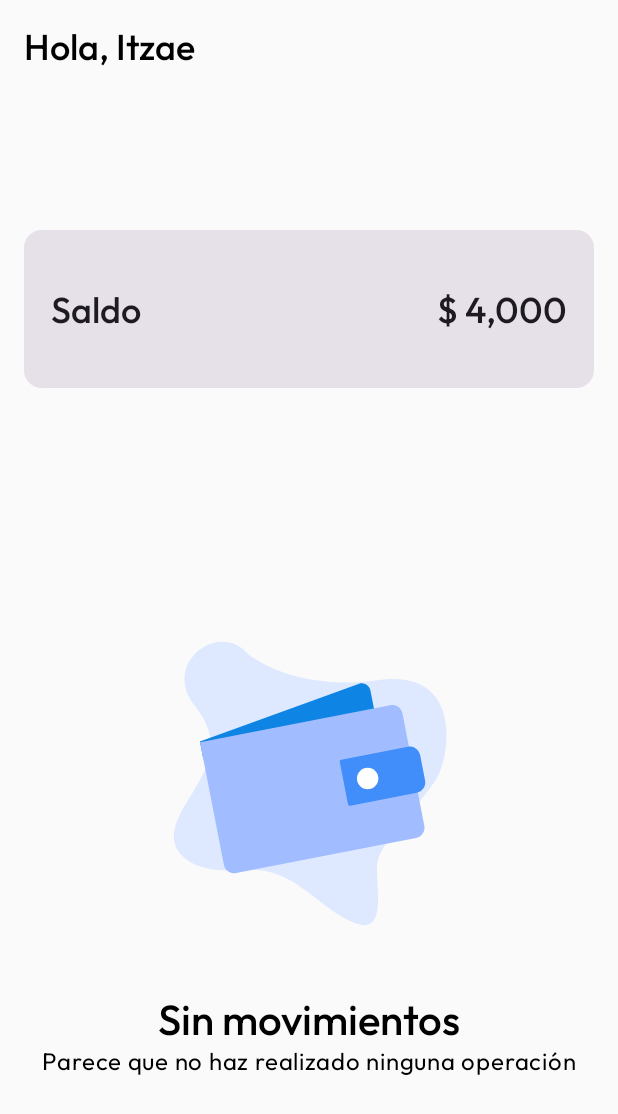
After one commit to itzae/login-challenge, an Android app built with Jetpack Compose: the HomeScreen screen opened through its navigation route, on a phone screen of 412 x 824 dp. The commit adds this screen. Shown: the top 1114 px of the screen. Run offline under Robolectric (Android 15) with nearby library versions, the phone set to English and light mode, and no system bars; our stand-ins replace Dagger/Hilt's generated code.

Commit message:
Se agregó la pantalla de home y la librería de navegación de compose

```diff
--- a/app/build.gradle.kts
+++ b/app/build.gradle.kts
@@ -65,7 +65,7 @@ dependencies {
     implementation(libs.androidx.ui.tooling.preview)
     implementation(libs.androidx.material3)
     implementation(libs.hilt.android)
-    //ksp(libs.hilt.compiler)
+    implementation(libs.androidx.navigation.compose)
     kapt(libs.hilt.compiler)
     testImplementation(libs.junit)
     testImplementation(libs.google.truth)
--- a/app/src/main/java/com/example/loginchallenge/MainActivity.kt
+++ b/app/src/main/java/com/example/loginchallenge/MainActivity.kt
@@ -5,10 +5,8 @@ import androidx.activity.ComponentActivity
 import androidx.activity.compose.setContent
 import androidx.activity.enableEdgeToEdge
 import androidx.activity.viewModels
-import androidx.compose.runtime.collectAsState
-import androidx.compose.runtime.getValue
-import com.example.loginchallenge.ui.login.LoginScreen
 import com.example.loginchallenge.ui.login.LoginViewModel
+import com.example.loginchallenge.ui.navigation.LoginNavHost
 import com.example.loginchallenge.ui.theme.LoginChallengeTheme
 import dagger.hilt.android.AndroidEntryPoint
 
@@ -20,12 +18,7 @@ class MainActivity : ComponentActivity() {
         enableEdgeToEdge()
         setContent {
             LoginChallengeTheme(dynamicColor = false) {
-                val loginState by viewModel.loginState.collectAsState()
-                LoginScreen(
-                    loginState = loginState,
-                    onLogin = { email, password ->
-                        viewModel.loginAttempt(email, password)
-                    })
+                LoginNavHost(viewModel = viewModel)
             }
         }
     }
--- /dev/null
+++ b/app/src/main/java/com/example/loginchallenge/ui/home/HomeScreen.kt
@@ -0,0 +1,88 @@
+package com.example.loginchallenge.ui.home
+
+import androidx.compose.foundation.Image
+import androidx.compose.foundation.layout.Arrangement
+import androidx.compose.foundation.layout.Column
+import androidx.compose.foundation.layout.Row
+import androidx.compose.foundation.layout.fillMaxSize
+import androidx.compose.foundation.layout.fillMaxWidth
+import androidx.compose.foundation.layout.padding
+import androidx.compose.material3.Card
+import androidx.compose.material3.Text
+import androidx.compose.runtime.Composable
+import androidx.compose.ui.Alignment
+import androidx.compose.ui.Modifier
+import androidx.compose.ui.res.painterResource
+import androidx.compose.ui.res.stringResource
+import androidx.compose.ui.tooling.preview.Preview
+import com.example.loginchallenge.R
+import com.example.loginchallenge.ui.theme.LoginChallengeTheme
+import com.example.loginchallenge.ui.theme.LoginTheme
+import com.example.loginchallenge.ui.theme.Typography
+
+@Composable
+fun HomeScreen(modifier: Modifier = Modifier) {
+    Column(modifier = modifier.fillMaxSize(), horizontalAlignment = Alignment.CenterHorizontally) {
+        Text(
+            text = "Hola, Itzae",
+            style = Typography.titleMedium,
+            modifier = Modifier
+                .weight(0.2f)
+                .align(Alignment.Start)
+                .padding(LoginTheme.dimens.Space16),
+        )
+        Card(
+            modifier = Modifier
+                .weight(0.2f)
+                .fillMaxWidth()
+                .padding(LoginTheme.dimens.Space16)
+        ) {
+            Row(
+                modifier = Modifier.fillMaxSize(),
+                verticalAlignment = Alignment.CenterVertically,
+                horizontalArrangement = Arrangement.SpaceBetween
+            ) {
+                Text(
+                    text = "Saldo",
+                    style = Typography.titleMedium,
+                    modifier = Modifier.padding(start = LoginTheme.dimens.Space18)
+                )
+                Text(
+                    text = "$ 4,000",
+                    style = Typography.titleMedium,
+                    modifier = Modifier.padding(end = LoginTheme.dimens.Space18)
+                )
+            }
+        }
+        EmptyState(
+            modifier = Modifier
+                .weight(0.8f)
+                .padding(LoginTheme.dimens.Space16)
+        )
+
+    }
+}
+
+@Composable
+fun EmptyState(modifier: Modifier = Modifier) {
+    Column(
+        modifier = modifier,
+        horizontalAlignment = Alignment.CenterHorizontally,
+        verticalArrangement = Arrangement.Center
+    ) {
+        Image(
+            painter = painterResource(id = R.drawable.empty_wallet),
+            contentDescription = "image",
+        )
+        Text(text = stringResource(id = R.string.empty_state_title), style = Typography.titleLarge)
+        Text(text = stringResource(id = R.string.empty_state_description), style = Typography.bodyLarge)
+    }
+}
+
+@Preview(showBackground = true)
+@Composable
+private fun HomeScreenPreview() {
+    LoginChallengeTheme {
+        HomeScreen()
+    }
+}
--- a/app/src/main/java/com/example/loginchallenge/ui/login/LoginScreen.kt
+++ b/app/src/main/java/com/example/loginchallenge/ui/login/LoginScreen.kt
@@ -38,7 +38,8 @@ import com.example.loginchallenge.ui.theme.Typography
 fun LoginScreen(
     modifier: Modifier = Modifier,
     loginState: LoginState = LoginState.Idle,
-    onLogin: (email: String, password: String) -> Unit = { _, _ -> }
+    onLogin: (email: String, password: String) -> Unit = { _, _ -> },
+    onNavigate: () -> Unit = {}
 ) {
     var isOpenDialog by remember {
         mutableStateOf(false)
@@ -50,7 +51,7 @@ fun LoginScreen(
                     title = loginState.title,
                     description = loginState.message,
                     confirmButtonLabel = stringResource(id = R.string.login_successful_dialog_button),
-                    onConfirm = { isOpenDialog = false }
+                    onConfirm = { onNavigate() }
                 )
 
         is LoginState.BadCredentialsLogin -> {
--- /dev/null
+++ b/app/src/main/java/com/example/loginchallenge/ui/navigation/LoginNavHost.kt
@@ -0,0 +1,39 @@
+package com.example.loginchallenge.ui.navigation
+
+import androidx.compose.runtime.Composable
+import androidx.compose.runtime.collectAsState
+import androidx.compose.runtime.getValue
+import androidx.navigation.NavHostController
+import androidx.navigation.compose.NavHost
+import androidx.navigation.compose.composable
+import androidx.navigation.compose.rememberNavController
+import com.example.loginchallenge.ui.home.HomeScreen
+import com.example.loginchallenge.ui.login.LoginScreen
+import com.example.loginchallenge.ui.login.LoginViewModel
+
+@Composable
+fun LoginNavHost(
+    navHostController: NavHostController = rememberNavController(), viewModel: LoginViewModel
+) {
+    NavHost(navController = navHostController, startDestination = LoginScreens.LoginScreen.route) {
+
+        composable(route = LoginScreens.LoginScreen.route) {
+            val loginState by viewModel.loginState.collectAsState()
+            LoginScreen(loginState = loginState, onLogin = { email, password ->
+                viewModel.loginAttempt(email, password)
+            }, onNavigate = {
+                navHostController.navigate(LoginScreens.HomeScreen.route) {
+                    launchSingleTop = true
+                }
+            })
+        }
+        composable(route = LoginScreens.HomeScreen.route) {
+            HomeScreen()
+        }
+    }
+}
+
+sealed class LoginScreens(val route: String) {
+    data object LoginScreen : LoginScreens("login")
+    data object HomeScreen : LoginScreens("home")
+}
--- a/app/src/main/java/com/example/loginchallenge/ui/theme/Dimens.kt
+++ b/app/src/main/java/com/example/loginchallenge/ui/theme/Dimens.kt
@@ -11,6 +11,7 @@ import androidx.compose.ui.unit.dp
 data class Dimens(
     val Space4: Dp = 4.dp,
     val Space8: Dp = 8.dp,
+    val Space16: Dp = 16.dp,
     val Space18: Dp = 18.dp,
     val Space32: Dp = 32.dp,
     val Space34: Dp = 34.dp,
--- /dev/null
+++ b/app/src/main/res/drawable/empty_wallet.xml
@@ -0,0 +1,21 @@
+<vector xmlns:android="http://schemas.android.com/apk/res/android"
+    android:width="280dp"
+    android:height="280dp"
+    android:viewportWidth="280"
+    android:viewportHeight="280">
+  <path
+      android:pathData="M96.64,52.01C98.24,53.59 99.94,55.07 101.82,56.31C111.41,62.64 139.95,77.85 185.09,71.42C241.5,63.38 233.43,120.16 225.37,135.31C217.31,150.47 187.55,178.3 185.09,192.2C182.64,206.1 193.52,244 168.32,232.71C143.13,221.42 128.5,194.81 95.5,198.04C62.5,201.26 39.11,186.72 53.63,160.53C68.14,134.34 85.55,117.41 63.14,88.38C41.35,60.16 77.77,33.46 96.64,52.01Z"
+      android:fillColor="#DEE9FF"/>
+  <path
+      android:pathData="M68.84,123.85L184.75,101.27L180.29,78.37C180.13,77.6 179.83,76.86 179.4,76.21C178.96,75.55 178.4,74.98 177.75,74.54C177.09,74.1 176.36,73.79 175.59,73.64C174.81,73.48 174.01,73.48 173.24,73.63L66.61,112.41L68.84,123.85Z"
+      android:fillColor="#0E84E5"/>
+  <path
+      android:pathData="M66.68,112.77L193.44,88.09C195.26,87.73 197.15,88.11 198.69,89.15C200.23,90.19 201.29,91.8 201.65,93.62L216.22,168.47C216.58,170.29 216.2,172.18 215.16,173.72C214.12,175.26 212.51,176.32 210.69,176.68L90.8,200.03C88.98,200.38 87.09,200 85.55,198.96C84.01,197.92 82.95,196.32 82.59,194.49L66.68,112.77Z"
+      android:fillColor="#A2BDFF"/>
+  <path
+      android:pathData="M160.91,124.5L205.22,115.87C207.04,115.51 208.93,115.9 210.47,116.93C212.01,117.97 213.07,119.58 213.43,121.4L216.72,138.3C217.07,140.12 216.69,142.01 215.65,143.55C214.61,145.09 213.01,146.15 211.18,146.51L166.88,155.14C166.53,155.21 166.16,155.13 165.87,154.93C165.57,154.73 165.37,154.43 165.3,154.08L159.85,126.07C159.78,125.72 159.85,125.36 160.05,125.06C160.25,124.77 160.56,124.57 160.91,124.5Z"
+      android:fillColor="#418DF9"/>
+  <path
+      android:pathData="M178.44,144.13C182.38,144.13 185.58,140.93 185.58,136.98C185.58,133.04 182.38,129.84 178.44,129.84C174.49,129.84 171.29,133.04 171.29,136.98C171.29,140.93 174.49,144.13 178.44,144.13Z"
+      android:fillColor="#ffffff"/>
+</vector>
--- a/app/src/main/res/values/strings.xml
+++ b/app/src/main/res/values/strings.xml
@@ -7,7 +7,8 @@
     <string name="login_successful_dialog_button">Continuar</string>
     <string name="login_error_dialog_button">Intentar de nuevo</string>
     <string name="invalid_email_helper_text">El correo no es valido</string>
-
+    <string name="empty_state_title">Sin movimientos</string>
+    <string name="empty_state_description">Parece que no haz realizado ninguna operación</string>
     <!--content description-->
     <string name="header_image_description">Imagen principal del Login</string>
     <string name="toggle_show_password_description">Mostrar contraseña</string>
--- a/gradle/libs.versions.toml
+++ b/gradle/libs.versions.toml
@@ -13,6 +13,7 @@ googleTruth = "1.1.3"
 androidxCoreTesting = "2.1.0"
 kotlinxCoroutineTest = "1.6.1"
 turbine = "0.11.0"
+navigation-compose = "2.7.7"
 
 [libraries]
 androidx-core-ktx = { group = "androidx.core", name = "core-ktx", version.ref = "coreKtx" }
@@ -24,6 +25,7 @@ androidx-activity-compose = { group = "androidx.activity", name = "activity-comp
 androidx-compose-bom = { group = "androidx.compose", name = "compose-bom", version.ref = "composeBom" }
 androidx-ui = { group = "androidx.compose.ui", name = "ui" }
 androidx-icons-material-extended = { group = "androidx.compose.material", name = "material-icons-extended" }
+androidx-navigation-compose = { group = "androidx.navigation", name = "navigation-compose", version.ref = "navigation-compose" }
 androidx-ui-graphics = { group = "androidx.compose.ui", name = "ui-graphics" }
 androidx-ui-tooling = { group = "androidx.compose.ui", name = "ui-tooling" }
 androidx-ui-tooling-preview = { group = "androidx.compose.ui", name = "ui-tooling-preview" }
```
